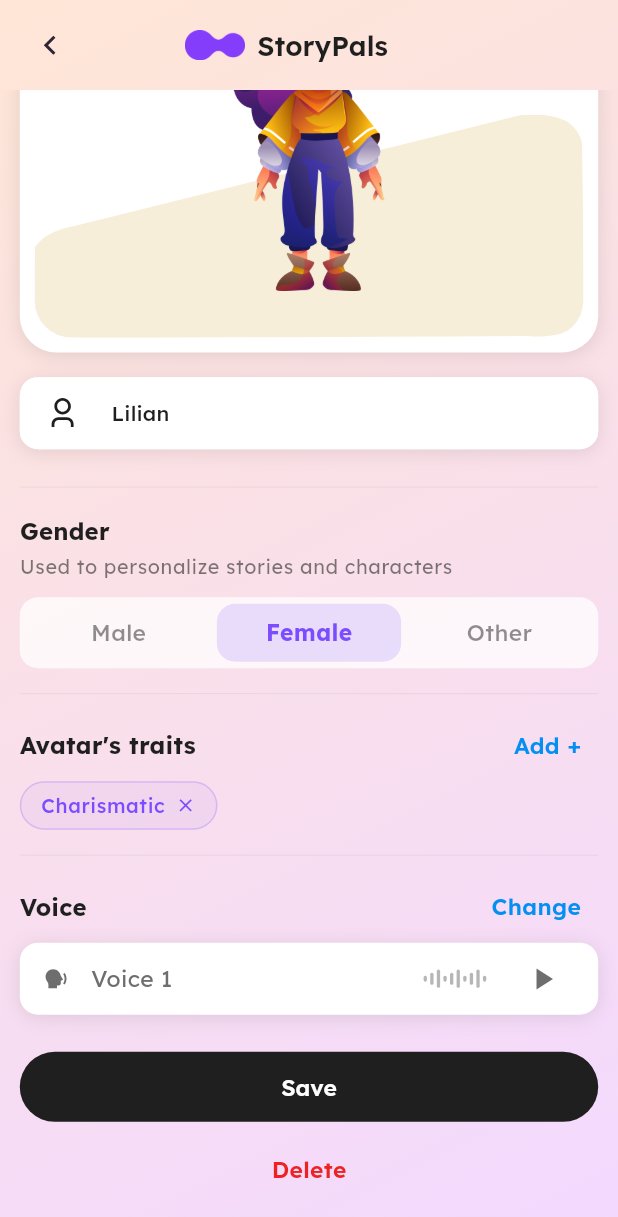
After one commit to ahmadzaib/sleep-app, a Flutter app: the AvatarPreviewScreen screen opened by its route, scrolled down 257 dp, after a tap on the "close" icon, on a phone screen of 412 x 824 dp. The commit adds this screen. Shown: the top 1217 px of the screen. Run offline on Flutter 3.47's test engine with Material 3 defaults, Android fonts, the phone set to English and light mode, and no system bars; drawn by our look-alikes of zoom_tap_animation; our stand-ins replace cached_network_image, dio, dropdown_button2, firebase_core, flutter_screenutil, flutter_secure_storage and 12 more; missing offline and left inert: record, super_tooltip, svg_flutter; accounts and stored records are empty.

Commit message:
feat: avatar preview screen

```diff
--- a/lib/core/router/router.dart
+++ b/lib/core/router/router.dart
@@ -1,4 +1,5 @@
 import 'package:avatar_flow/features/create_avatar/views/create_avatar_screen.dart';
+import 'package:avatar_flow/features/create_avatar/views/avatar_preview_screen.dart';
 import 'package:avatar_flow/features/create_avatar/views/clone_voice_screen.dart';
 import 'package:avatar_flow/features/prompt_ai/views/prompt_avatar_screen.dart';
 import 'package:avatar_flow/features/prompt_ai/views/choose_person_screen.dart';
@@ -60,6 +61,11 @@ final GoRouter router = GoRouter(
       },
     ),
     GoRoute(
+      name: AppRoutes.avatarPreview,
+      path: AppPaths.avatarPreview,
+      builder: (context, state) => const AvatarPreviewScreen(),
+    ),
+    GoRoute(
       name: AppRoutes.promptAvatar,
       path: AppPaths.promptAvatar,
       builder: (context, state) => const PromptAvatarScreen(),
--- a/lib/core/router/routes.dart
+++ b/lib/core/router/routes.dart
@@ -10,6 +10,7 @@ class AppRoutes {
   static const String avatarDetail = 'avatarDetail';
   static const String allStories = 'allStories';
   static const String createAvatar = 'createAvatar';
+  static const String avatarPreview = 'avatarPreview';
   static const String promptAvatar = 'promptAvatar';
   static const String choosePerson = 'choosePerson';
   static const String cloneVoice = 'cloneVoice';
@@ -27,6 +28,7 @@ class AppPaths {
   static const String avatarDetail = '/avatarDetail';
   static const String allStories = '/allStories';
   static const String createAvatar = '/createAvatar';
+  static const String avatarPreview = '/avatarPreview';
   static const String promptAvatar = '/promptAvatar';
   static const String choosePerson = '/choosePerson';
   static const String cloneVoice = '/cloneVoice';
--- /dev/null
+++ b/lib/features/create_avatar/views/avatar_preview_screen.dart
@@ -0,0 +1,462 @@
+import 'package:avatar_flow/core/constants/app_constants.dart';
+import 'package:avatar_flow/core/constants/app_icons.dart';
+import 'package:avatar_flow/core/constants/app_images.dart';
+import 'package:avatar_flow/core/router/navigation_service.dart';
+import 'package:avatar_flow/core/router/routes.dart';
+import 'package:avatar_flow/core/theme/app_theme_extension.dart';
+import 'package:avatar_flow/core/utils/spacing.dart';
+import 'package:avatar_flow/features/create_avatar/providers/create_avatar_provider.dart';
+import 'package:avatar_flow/features/create_avatar/views/components/sample_voices_bottom_sheet.dart';
+import 'package:avatar_flow/features/create_avatar/views/components/trait_selection_bottom_sheet.dart';
+import 'package:avatar_flow/features/create_avatar/views/components/voice_note_tile.dart';
+import 'package:avatar_flow/widgets/bg_widget.dart';
+import 'package:avatar_flow/widgets/circled_icon_widget.dart';
+import 'package:avatar_flow/widgets/confirmation_dialog.dart';
+import 'package:avatar_flow/widgets/custom_app_bar.dart';
+import 'package:avatar_flow/widgets/custom_button.dart';
+import 'package:avatar_flow/widgets/custom_icon_button.dart';
+import 'package:avatar_flow/widgets/custom_svg.dart';
+import 'package:avatar_flow/widgets/custom_textfield.dart';
+import 'package:flutter/material.dart';
+import 'package:flutter_screenutil/flutter_screenutil.dart';
+import 'package:provider/provider.dart';
+
+class AvatarPreviewScreen extends StatelessWidget {
+  const AvatarPreviewScreen({super.key});
+
+  @override
+  Widget build(BuildContext context) {
+    final textTheme = Theme.of(context).textTheme;
+    final colorScheme = Theme.of(context).colorScheme;
+
+    return BgWidget(
+      child: Scaffold(
+        appBar: CustomAppBar(
+          title: "",
+
+          titleWidget: Row(
+            mainAxisAlignment: MainAxisAlignment.center,
+            children: [
+              Spacing.x(13),
+              Image.asset(AppImagesPng.appLogo, width: 40),
+              Spacing.x(2),
+              Text('StoryPals', style: textTheme.headlineMedium),
+            ],
+          ),
+        ),
+        backgroundColor: Colors.transparent,
+        body: SafeArea(
+          child: Consumer<CreateAvatarProvider>(
+            builder: (context, provider, _) {
+              return SingleChildScrollView(
+                padding: AppConstants.defaultPaddingHorizental.copyWith(
+                  top: 6.h,
+                  bottom: 20.h,
+                ),
+                child: Column(
+                  crossAxisAlignment: CrossAxisAlignment.start,
+                  children: [
+                    Spacing.y(1.8),
+                    Text(
+                      "Let's Finish Creating\nYour Story Hero",
+                      style: textTheme.headlineLarge?.copyWith(
+                        fontWeight: FontWeight.w600,
+                        // height: 1.15,
+                      ),
+                    ),
+                    Spacing.y(.8),
+                    Text(
+                      "We use age to tailor stories for your child's development stage.",
+                      style: textTheme.bodyMedium?.copyWith(
+                        color: colorScheme.onSurface.withValues(alpha: 0.58),
+                        height: 1.45,
+                      ),
+                    ),
+                    Spacing.y(2.4),
+                    SizedBox(
+                      height: 0.35.sh,
+                      child: _AvatarPreviewCard(provider: provider),
+                    ),
+                    Spacing.y(2),
+                    _NameField(provider: provider),
+                    Spacing.y(3),
+                    Divider(
+                      color: colorScheme.onSurface.withValues(alpha: 0.08),
+                    ),
+                    Spacing.y(2),
+                    _DetailsCard(provider: provider),
+                  ],
+                ),
+              );
+            },
+          ),
+        ),
+      ),
+    );
+  }
+}
+
+class _AvatarPreviewCard extends StatelessWidget {
+  const _AvatarPreviewCard({required this.provider});
+
+  final CreateAvatarProvider provider;
+
+  @override
+  Widget build(BuildContext context) {
+    return Container(
+      decoration: BoxDecoration(
+        color: Theme.of(context).colorScheme.surface,
+        borderRadius: BorderRadius.circular(AppConstants.largeRadius),
+        boxShadow: [AppConstants.defaultShadow],
+      ),
+      child: Stack(
+        children: [
+          Align(
+            alignment: Alignment.bottomCenter,
+            child: Padding(
+              padding: EdgeInsets.all(10),
+              child: ClipPath(
+                clipper: _PreviewShapeClipper(),
+                child: Container(
+                  height: 0.18.sh,
+                  decoration: BoxDecoration(
+                    color: const Color(0xFFF6EED8),
+                    borderRadius: BorderRadius.circular(24.r),
+                  ),
+                ),
+              ),
+            ),
+          ),
+          Align(
+            alignment: Alignment.center,
+            child: Image.asset(AppImagesPng.dummyImage, height: 0.25.sh),
+          ),
+        ],
+      ),
+    );
+  }
+}
+
+class _NameField extends StatelessWidget {
+  const _NameField({required this.provider});
+
+  final CreateAvatarProvider provider;
+
+  @override
+  Widget build(BuildContext context) {
+    return Container(
+      decoration: BoxDecoration(
+        color: Theme.of(context).colorScheme.surface,
+        borderRadius: BorderRadius.circular(AppConstants.smallRadius),
+        boxShadow: [AppConstants.defaultShadow],
+      ),
+      child: CustomTextField(
+        initialValue: provider.avatarName,
+        onChanged: (value) {
+          provider.updateName(value ?? "");
+          return null;
+        },
+        hintText: "Avatar's Name",
+        isFilled: true,
+        fillColor: Theme.of(context).colorScheme.surface,
+        textfieldBorderRadius: AppConstants.smallRadius,
+        prefixIcon: CustomSvg(
+          path: AppIconsSvg.user,
+          size: 20,
+          color: Theme.of(context).colorScheme.onSurface,
+        ),
+        borderColor: Colors.transparent,
+      ),
+    );
+  }
+}
+
+class _DetailsCard extends StatelessWidget {
+  const _DetailsCard({required this.provider});
+
+  final CreateAvatarProvider provider;
+
+  @override
+  Widget build(BuildContext context) {
+    final textTheme = Theme.of(context).textTheme;
+    final colorScheme = Theme.of(context).colorScheme;
+
+    return Column(
+      crossAxisAlignment: CrossAxisAlignment.start,
+      children: [
+        Text(
+          "Gender",
+          style: textTheme.titleMedium?.copyWith(fontWeight: FontWeight.w700),
+        ),
+        Spacing.y(.5),
+        Text(
+          "Used to personalize stories and characters",
+          style: textTheme.bodySmall?.copyWith(
+            color: colorScheme.onSurface.withValues(alpha: 0.58),
+          ),
+        ),
+        Spacing.y(1.5),
+        Container(
+          padding: EdgeInsets.all(4.w),
+          decoration: BoxDecoration(
+            color: colorScheme.surface.withValues(alpha: 0.75),
+            borderRadius: BorderRadius.circular(AppConstants.smallRadius),
+          ),
+          child: Row(
+            children: [
+              _GenderChip(label: "Male", provider: provider),
+              Spacing.x(1),
+              _GenderChip(label: "Female", provider: provider),
+              Spacing.x(1),
+              _GenderChip(label: "Other", provider: provider),
+            ],
+          ),
+        ),
+        Spacing.y(2),
+        Divider(color: colorScheme.onSurface.withValues(alpha: 0.08)),
+        Spacing.y(1.2),
+        Row(
+          mainAxisAlignment: MainAxisAlignment.spaceBetween,
+          children: [
+            Text(
+              "Avatar's traits",
+              style: textTheme.titleMedium?.copyWith(
+                fontWeight: FontWeight.w700,
+              ),
+            ),
+            TextButton(
+              onPressed: () {
+                TraitSelectionBottomSheet.show(context, provider: provider);
+              },
+              child: Text(
+                "Add +",
+                style: textTheme.bodyMedium?.copyWith(
+                  color: context.appColors.blue,
+                  fontWeight: FontWeight.w600,
+                ),
+              ),
+            ),
+          ],
+        ),
+        Wrap(
+          spacing: 8.w,
+          runSpacing: 8.h,
+          children: provider.traits
+              .map((trait) => _TraitChip(label: trait, provider: provider))
+              .toList(),
+        ),
+        Spacing.y(2),
+        Divider(color: colorScheme.onSurface.withValues(alpha: 0.08)),
+        Spacing.y(1.2),
+        Row(
+          mainAxisAlignment: MainAxisAlignment.spaceBetween,
+          children: [
+            Text(
+              "Voice",
+              style: textTheme.titleMedium?.copyWith(
+                fontWeight: FontWeight.w700,
+              ),
+            ),
+            TextButton(
+              onPressed: () => SampleVoicesBottomSheet.show(context),
+              child: Text(
+                "Change",
+                style: textTheme.bodyMedium?.copyWith(
+                  color: context.appColors.blue,
+                  fontWeight: FontWeight.w600,
+                ),
+              ),
+            ),
+          ],
+        ),
+        VoiceNoteTile(
+          title: provider.selectedVoice,
+          audioPath: 'assets/audio/music.mp3',
+          isNetwork: false,
+        ),
+        Spacing.y(3),
+        CustomButton(
+          text: "Save",
+          buttonColor: context.appColors.secondaryBlack,
+          onPressed: () => NavigationService.pop(),
+        ),
+        Spacing.y(1),
+        Center(
+          child: TextButton(
+            onPressed: () => _showDeleteDialog(context),
+            child: Text(
+              "Delete",
+              style: textTheme.bodyMedium?.copyWith(
+                color: context.appColors.error,
+                fontWeight: FontWeight.w600,
+              ),
+            ),
+          ),
+        ),
+      ],
+    );
+  }
+
+  void _showDeleteDialog(BuildContext context) {
+    ConfirmationDialog.show(
+      context: context,
+      title: "Delete avatar",
+      subtitle:
+          "You are about to delete your avatar. This action can't be undone, are you sure?",
+      confirmText: "Cancel",
+      cancelText: "Delete",
+      content: CircledIconWidget(
+        color: context.appColors.error,
+        icon: Icons.warning_amber_rounded,
+      ),
+      onConfirm: () => Navigator.pop(context),
+      onCancel: () => Navigator.pop(context),
+    );
+  }
+}
+
+class _GenderChip extends StatelessWidget {
+  const _GenderChip({required this.label, required this.provider});
+
+  final String label;
+  final CreateAvatarProvider provider;
+
+  @override
+  Widget build(BuildContext context) {
+    final isSelected = provider.selectedGender == label;
+
+    return Expanded(
+      child: GestureDetector(
+        onTap: () => provider.updateGender(label),
+        child: AnimatedContainer(
+          duration: AppConstants.defaultDuration,
+          height: 38.h,
+          decoration: BoxDecoration(
+            color: isSelected
+                ? context.appColors.primary.withValues(alpha: 0.16)
+                : Colors.transparent,
+            borderRadius: BorderRadius.circular(AppConstants.smallRadius),
+          ),
+          child: Center(
+            child: Text(
+              label,
+              style: Theme.of(context).textTheme.bodyMedium?.copyWith(
+                color: isSelected
+                    ? context.appColors.primary
+                    : Theme.of(
+                        context,
+                      ).colorScheme.onSurface.withValues(alpha: .5),
+                fontWeight: isSelected ? FontWeight.w700 : FontWeight.w500,
+              ),
+            ),
+          ),
+        ),
+      ),
+    );
+  }
+}
+
+class _TraitChip extends StatelessWidget {
+  const _TraitChip({required this.label, required this.provider});
+
+  final String label;
+  final CreateAvatarProvider provider;
+
+  @override
+  Widget build(BuildContext context) {
+    return Container(
+      padding: EdgeInsets.symmetric(horizontal: 12.w, vertical: 7.h),
+      decoration: BoxDecoration(
+        color: context.appColors.primary.withValues(alpha: 0.06),
+        borderRadius: BorderRadius.circular(999.r),
+        border: Border.all(
+          color: context.appColors.primary.withValues(alpha: 0.22),
+        ),
+      ),
+      child: Row(
+        mainAxisSize: MainAxisSize.min,
+        children: [
+          Text(
+            label,
+            style: Theme.of(context).textTheme.bodySmall?.copyWith(
+              color: context.appColors.primary,
+              fontWeight: FontWeight.w500,
+            ),
+          ),
+          SizedBox(width: 6.w),
+          GestureDetector(
+            onTap: () => provider.removeTrait(label),
+            child: Icon(
+              Icons.close,
+              size: 14.sp,
+              color: context.appColors.primary,
+            ),
+          ),
+        ],
+      ),
+    );
+  }
+}
+
+class _PreviewShapeClipper extends CustomClipper<Path> {
+  @override
+  Path getClip(Size size) {
+    final path = Path();
+
+    path.moveTo(size.width * 0.07, size.height * 0.50);
+    path.quadraticBezierTo(
+      size.width * 0.017,
+      size.height * 0.526,
+      0,
+      size.height * 0.596,
+    );
+    path.quadraticBezierTo(
+      size.width * -0.0005,
+      size.height * 0.658,
+      size.width * -0.002,
+      size.height * 0.843,
+    );
+    path.quadraticBezierTo(
+      size.width * -0.0116,
+      size.height * 1.013,
+      size.width * 0.10,
+      size.height * 1.003,
+    );
+    path.quadraticBezierTo(
+      size.width * 0.299,
+      size.height * 1.0008,
+      size.width * 0.898,
+      size.height * 0.993,
+    );
+    path.quadraticBezierTo(
+      size.width * 1.005,
+      size.height * 1.018,
+      size.width * 1.002,
+      size.height * 0.816,
+    );
+    path.quadraticBezierTo(
+      size.width * 1.001,
+      size.height * 0.652,
+      size.width * 0.998,
+      size.height * 0.16,
+    );
+    path.quadraticBezierTo(
+      size.width * 1.005,
+      size.height * -0.0057,
+      size.width * 0.894,
+      size.height * -0.005,
+    );
+    path.quadraticBezierTo(
+      size.width * 0.688,
+      size.height * 0.121,
+      size.width * 0.07,
+      size.height * 0.50,
+    );
+    path.close();
+
+    return path;
+  }
+
+  @override
+  bool shouldReclip(covariant CustomClipper<Path> oldClipper) => false;
+}
--- a/lib/features/create_avatar/views/characteristics_page.dart
+++ b/lib/features/create_avatar/views/characteristics_page.dart
@@ -1,4 +1,6 @@
 import 'package:avatar_flow/core/constants/app_icons.dart';
+import 'package:avatar_flow/core/router/navigation_service.dart';
+import 'package:avatar_flow/core/router/routes.dart';
 import 'package:avatar_flow/core/theme/app_theme_extension.dart';
 import 'package:avatar_flow/core/utils/spacing.dart';
 import 'package:avatar_flow/features/create_avatar/providers/clone_voice_provider.dart';
@@ -154,11 +156,7 @@ class _CharacterCharacteristicsPageState
               CustomButton(
                 text: 'Next',
                 onPressed: () {
-                  ScaffoldMessenger.of(context).showSnackBar(
-                    const SnackBar(
-                      content: Text('Character characteristics saved'),
-                    ),
-                  );
+                  NavigationService.pushNamed(AppRoutes.avatarPreview);
                 },
               ),
               Spacing.y(1.5),
```
